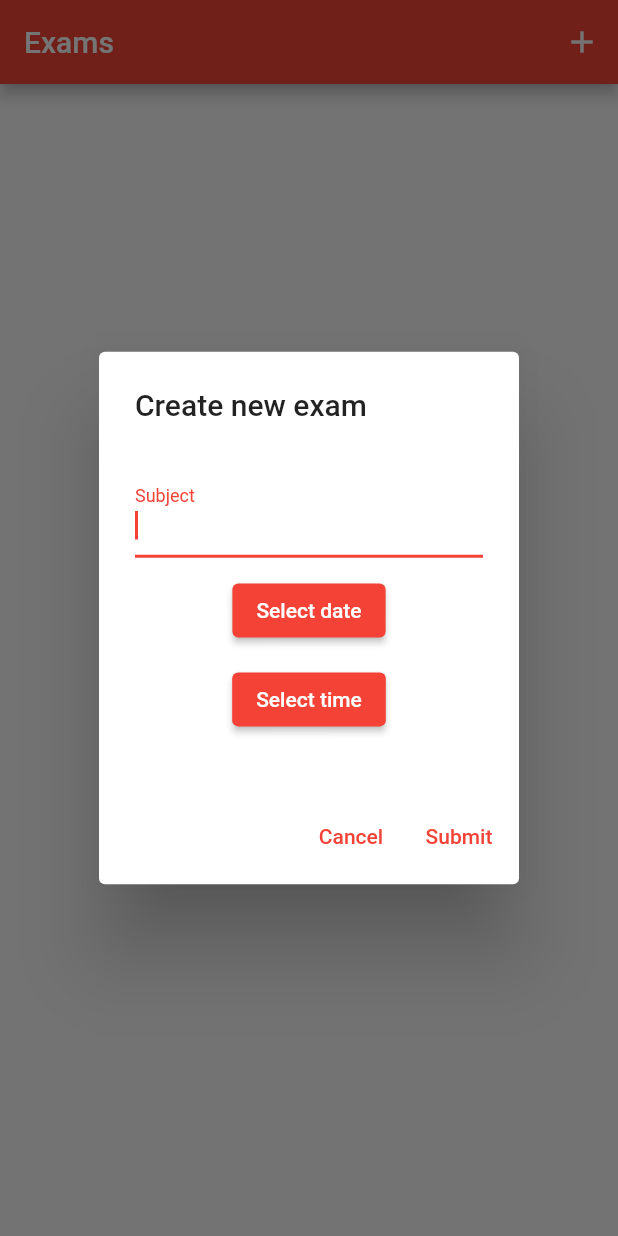
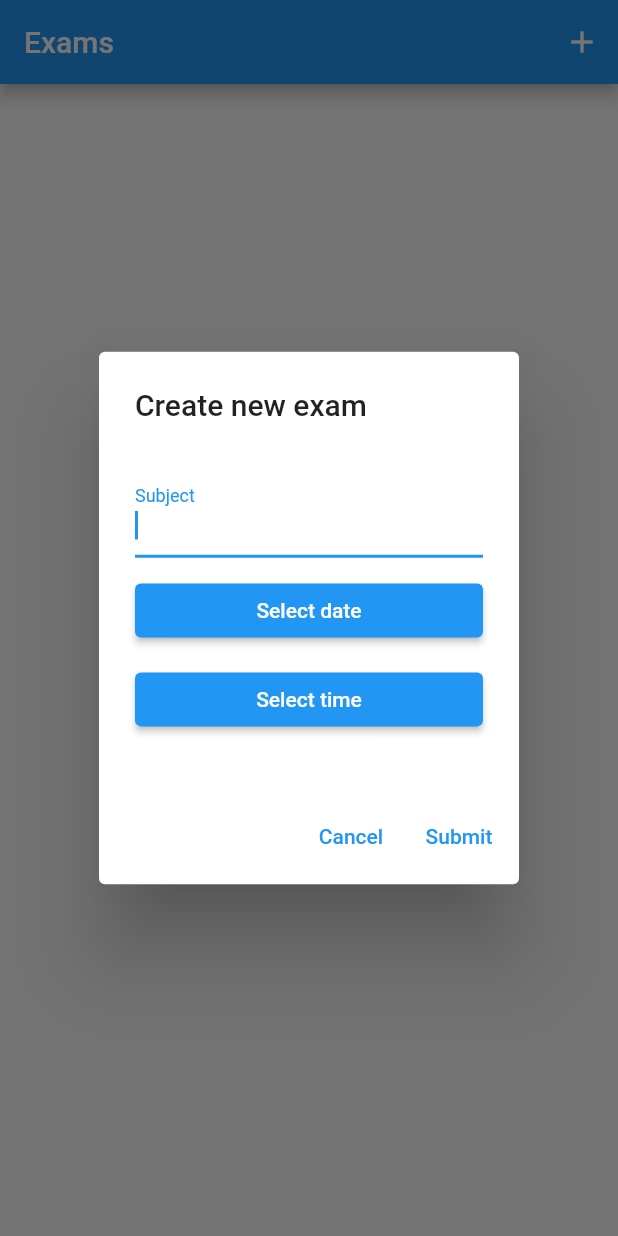
Before and after one commit to stefan-dimitrovski/ExamCalendar, a Flutter app: the screen it shows after launch, after a tap on the "add" icon, on a phone screen of 412 x 824 dp. Run offline on Flutter 3.47's test engine with Material 2 defaults, Android fonts, the phone set to English and light mode, and no system bars.

Commit message:
updated style

```diff
--- a/lib/main.dart
+++ b/lib/main.dart
@@ -14,7 +14,7 @@ class MyApp extends StatelessWidget {
       title: 'Exam Calendar',
       debugShowCheckedModeBanner: false,
       theme: ThemeData(
-        primarySwatch: Colors.red,
+        primarySwatch: Colors.blue,
       ),
       home: const MyHomePage(title: 'Exams'),
     );
--- a/lib/screens/home_screen.dart
+++ b/lib/screens/home_screen.dart
@@ -51,7 +51,9 @@ class _MyHomePageState extends State<MyHomePage> {
                   labelText: "Subject",
                 ),
               ),
-              ElevatedButton(
+              SizedBox(
+                width: double.infinity,
+                child: ElevatedButton(
                   onPressed: () => showDatePicker(
                     initialDate: DateTime.now(),
                     firstDate: DateTime(DateTime.now().year - 1),
@@ -68,7 +70,10 @@ class _MyHomePageState extends State<MyHomePage> {
                   }),
                   child: const Text("Select date"),
                 ),
-              ElevatedButton(
+              ),
+              SizedBox(
+                width: double.infinity,
+                child: ElevatedButton(
                   onPressed: () => showTimePicker(
                     context: context,
                     initialTime: TimeOfDay.now(),
@@ -83,6 +88,7 @@ class _MyHomePageState extends State<MyHomePage> {
                     },
                   ),
                   child: const Text("Select time"),
+                ),
               ),
             ],
           ),
```
Lines whose indentation alone changed are shown as unchanged.
